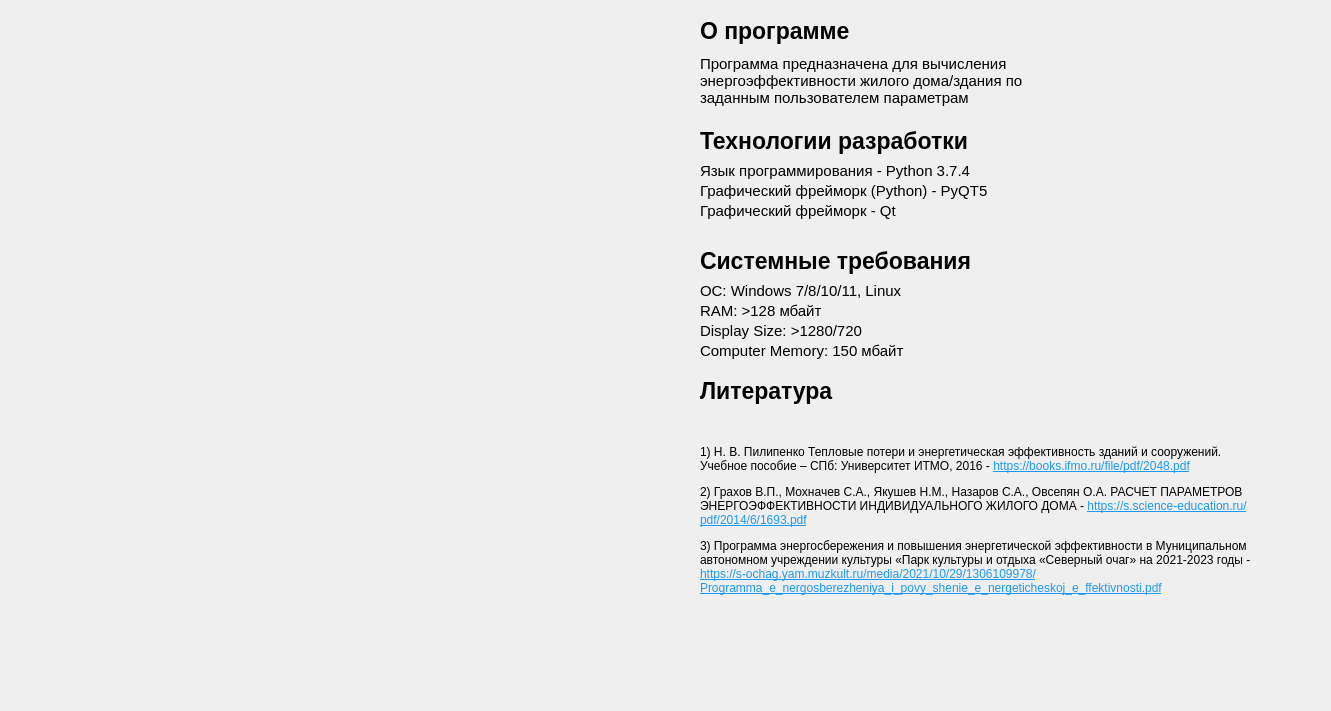
Before: the Qt Designer form ui/about.ui in Sanek63/energy_efficiency_gui, drawn with Qt 5.
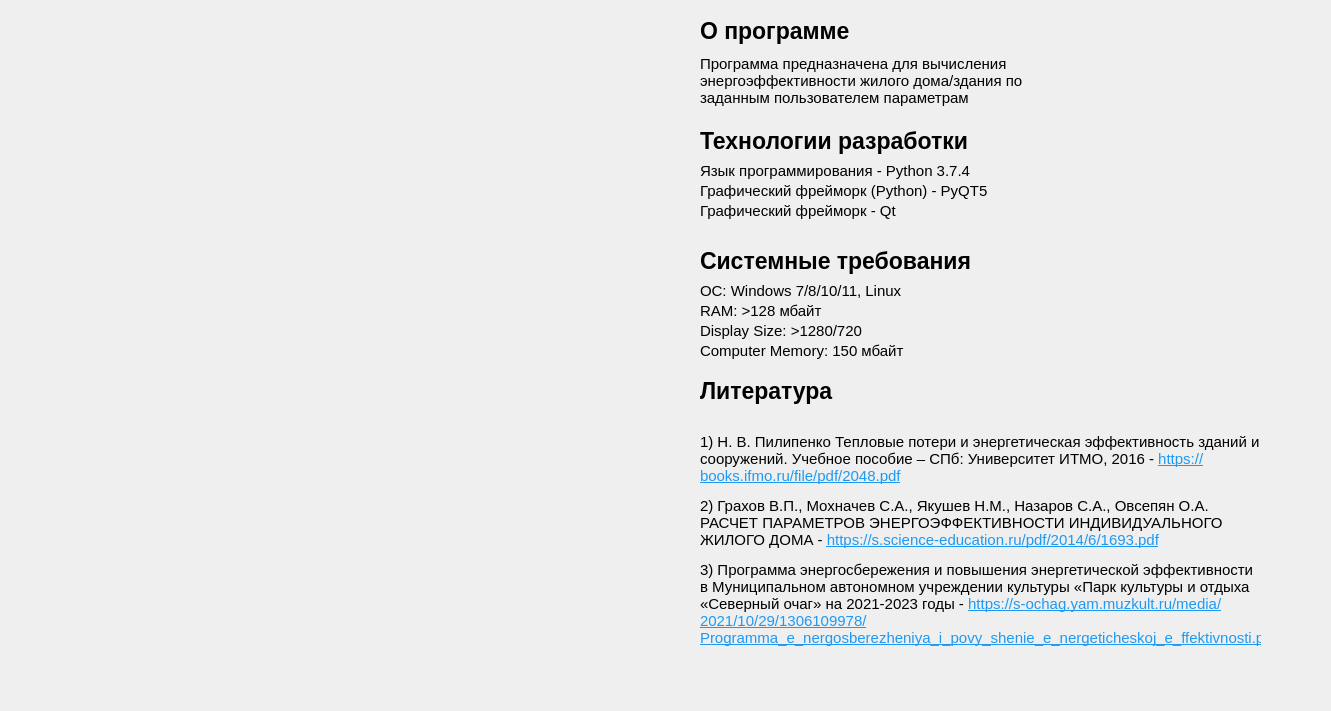
After: the same form once the commit is applied. Icons and pictures are not drawn.

```diff
--- a/ui/about.ui
+++ b/ui/about.ui
@@ -262,9 +262,14 @@
      <x>700</x>
      <y>400</y>
      <width>561</width>
-     <height>241</height>
+     <height>281</height>
     </rect>
    </property>
+   <property name="font">
+    <font>
+     <pointsize>11</pointsize>
+    </font>
+   </property>
    <property name="text">
     <string>&lt;html&gt;&lt;head/&gt;&lt;body&gt;&lt;p&gt;1) Н. В. Пилипенко Тепловые потери и энергетическая эффективность зданий и сооружений. Учебное пособие – СПб: Университет ИТМО, 2016 - &lt;a href=&quot;https://books.ifmo.ru/file/pdf/2048.pdf&quot;&gt;&lt;span style=&quot; text-decoration: underline; color:#1d99f3;&quot;&gt;https://books.ifmo.ru/file/pdf/2048.pdf&lt;/span&gt;&lt;/a&gt;&lt;/p&gt;&lt;p&gt;2) Грахов В.П., Мохначев С.А., Якушев Н.М., Назаров С.А., Овсепян О.А.  РАСЧЕТ ПАРАМЕТРОВ ЭНЕРГОЭФФЕКТИВНОСТИ ИНДИВИДУАЛЬНОГО ЖИЛОГО ДОМА - &lt;a href=&quot;https://s.science-education.ru/pdf/2014/6/1693.pdf&quot;&gt;&lt;span style=&quot; text-decoration: underline; color:#1d99f3;&quot;&gt;https://s.science-education.ru/pdf/2014/6/1693.pdf&lt;/span&gt;&lt;/a&gt;&lt;/p&gt;&lt;p&gt;3) Программа энергосбережения и повышения энергетической эффективности в Муниципальном автономном учреждении культуры «Парк культуры и отдыха «Северный очаг» на 2021-2023 годы - &lt;a href=&quot;https://s-ochag.yam.muzkult.ru/media/2021/10/29/1306109978/Programma_e_nergosberezheniya_i_povy_shenie_e_nergeticheskoj_e_ffektivnosti.pdf&quot;&gt;&lt;span style=&quot; text-decoration: underline; color:#1d99f3;&quot;&gt;https://s-ochag.yam.muzkult.ru/media/2021/10/29/1306109978/Programma_e_nergosberezheniya_i_povy_shenie_e_nergeticheskoj_e_ffektivnosti.pdf&lt;/span&gt;&lt;/a&gt;&lt;/p&gt;&lt;/body&gt;&lt;/html&gt;</string>
    </property>
```
